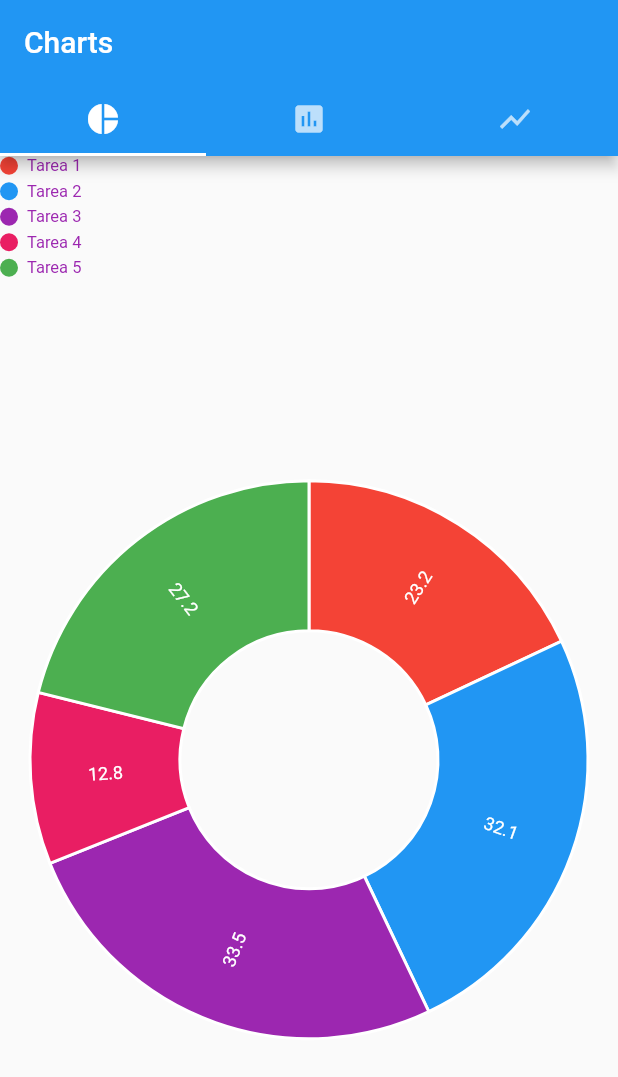
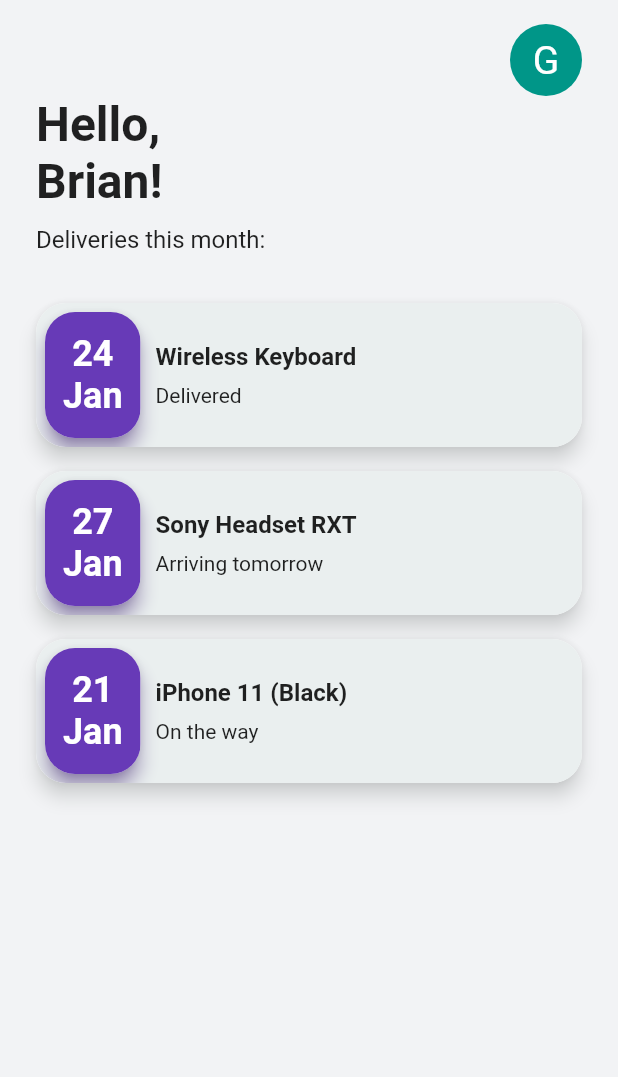
Before and after one commit to Brianj95/disenos-flutter, a Flutter app: the screen it shows after launch, on a phone screen of 412 x 824 dp. Shown: the top 1077 px of the screen. Run offline on Flutter 3.47's test engine with Material 2 defaults, Android fonts, the phone set to English and light mode, and no system bars; our stand-ins replace charts_flutter, flutter_swiper.

Commit message:
Diseño de doble página agregado

```diff
--- a/lib/main.dart
+++ b/lib/main.dart
@@ -8,6 +8,8 @@ import 'package:disenos/src/pages/scroll_page.dart';
 import 'package:disenos/src/pages/botones_page.dart';
 import 'package:disenos/src/pages/mario_page.dart';
 import 'package:disenos/src/pages/gradientes_page.dart';
+import 'package:disenos/src/pages/doble_page.dart';
+import 'package:disenos/src/pages/doble2_page.dart';
 
 void main() => runApp(MyApp());
 
@@ -22,7 +24,7 @@ class MyApp extends StatelessWidget {
     return MaterialApp(
       debugShowCheckedModeBanner: false,
       title: 'Diseños',
-      initialRoute: 'charts',
+      initialRoute: 'doble',
 
       routes: {
         'basico'      : (BuildContext context) => BasicoPage(),
@@ -31,6 +33,8 @@ class MyApp extends StatelessWidget {
         'mario'       : (BuildContext context) => MarioPage(),
         'gradientes'  : (BuildContext context) => GradientesPage(),
         'charts'      : (BuildContext context) => ChartsPage(),
+        'doble'       : (BuildContext context) => DoblePage(),
+        'doble2'      : (BuildContext context) => Doble2Page(),
       },
     );
   }
--- /dev/null
+++ b/lib/src/pages/doble_page.dart
@@ -0,0 +1,109 @@
+import 'package:flutter/material.dart';
+
+class DoblePage extends StatelessWidget {
+
+
+  @override
+  Widget build(BuildContext context) {
+    return Scaffold(
+      backgroundColor: Color.fromRGBO(242, 243, 245, 1.0),
+      body: SafeArea(
+        child: Container(
+          margin: EdgeInsets.symmetric(vertical: 16.0, horizontal: 24.0),
+          child: Column(
+            crossAxisAlignment: CrossAxisAlignment.start,
+            children: <Widget>[
+              _crearIcono(),
+
+              Text('Hello,\nBrian!',style: TextStyle(fontSize: 32.0, fontWeight: FontWeight.bold)),
+              SizedBox(height: 10.0),
+              Text('Deliveries this month:',style: TextStyle(fontSize: 16.0)),
+
+              SizedBox(height: 25.0),
+              _crearItem(context, '24', 'January', 'Wireless Keyboard', 'Delivered'),
+              _crearItem(context, '27', 'January', 'Sony Headset RXT', 'Arriving tomorrow'),
+              _crearItem(context, '21', 'January', 'iPhone 11 (Black)', 'On the way'),
+
+
+            ],
+          ),
+        ),
+      ),
+    );
+  }
+
+  Widget _crearIcono() {
+    return Container(
+      //padding: EdgeInsets.only(bottom: 16.0),
+      alignment: Alignment.centerRight,
+      child: Ink(
+        decoration: ShapeDecoration(
+          color: Colors.teal,
+          shape: CircleBorder()
+        ),
+        child: IconButton(
+          icon: Text('G', style: TextStyle(fontSize: 26.0, color: Colors.white),),
+          onPressed: (){},
+        ),
+      ),
+    );
+  }
+
+  Widget _crearItem(BuildContext context, String dia, String mes, String articulo, String estado) {
+    Widget item = Padding(
+      padding: const EdgeInsets.symmetric(vertical: 8.0),
+      child: Material(
+        elevation: 5.0,
+        shadowColor: Color.fromRGBO(234, 239, 239, 1.0),
+        borderRadius: BorderRadius.circular(20.0),
+        child: ClipRRect(
+          borderRadius: BorderRadius.circular(20.0),
+          child: Container(
+            color: Color.fromRGBO(234, 239, 239, 1.0),
+            padding: EdgeInsets.all(6.0),
+            child: Row(
+              children: <Widget>[
+                Material(
+                  elevation: 5.0,
+                  shadowColor: Colors.deepPurple,
+                  borderRadius: BorderRadius.circular(20.0),
+                  child: ClipRRect(
+                    borderRadius: BorderRadius.circular(20.0),
+                    child: Container(
+                      padding: EdgeInsets.symmetric(horizontal: 12.0, vertical: 14.0),
+                      color: Colors.deepPurple,
+                      child: Text(
+                        '$dia\n${mes.substring(0,3)}',
+                        style: TextStyle(color: Colors.white, fontWeight: FontWeight.bold, fontSize: 24.0),
+                        textAlign: TextAlign.center,
+                      ),
+                    ),
+                  ),
+                ),
+
+                Padding(
+                  padding: const EdgeInsets.all(10.0),
+                  child: Column(
+                    crossAxisAlignment: CrossAxisAlignment.start,
+                    children: <Widget>[
+                      Text('$articulo', style: TextStyle(fontWeight: FontWeight.bold, fontSize: 16.0),),
+                      SizedBox(height: 8.0,),
+                      Text('$estado', style: TextStyle(fontSize: 14.0),),
+                    ],
+                  ),
+                )
+              ],
+            ),
+          ),
+        ),
+      ),
+    );
+
+    return GestureDetector(
+      child: item,
+      onTap: (){
+        Navigator.pushNamed(context, 'doble2');
+      },
+    );
+  }
+}
```
Also changed, not shown: lib/src/pages/doble2_page.dart (added, +173 -0 lines).
